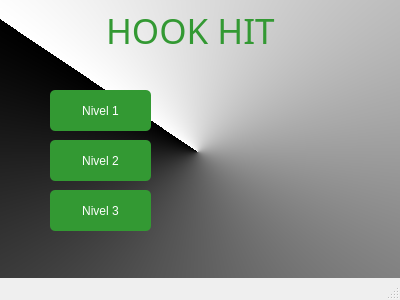
Qt form partidas.ui (javierjose1224/Proyecto_final) before a commit.
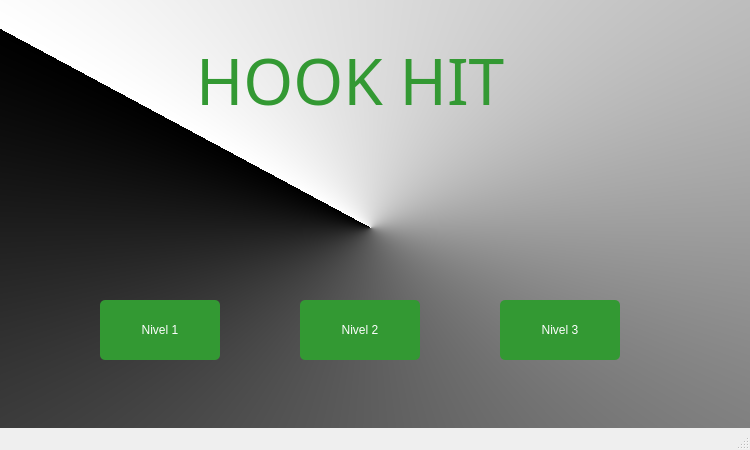
The same form after that commit. Icons and pictures are not drawn.

Patch:
```diff
--- a/partidas.ui
+++ b/partidas.ui
@@ -6,8 +6,8 @@
    <rect>
     <x>0</x>
     <y>0</y>
-    <width>400</width>
-    <height>300</height>
+    <width>750</width>
+    <height>450</height>
    </rect>
   </property>
   <property name="windowTitle">
@@ -17,10 +17,10 @@
    <widget class="QPushButton" name="pushButton">
     <property name="geometry">
      <rect>
-      <x>50</x>
-      <y>90</y>
-      <width>101</width>
-      <height>41</height>
+      <x>100</x>
+      <y>300</y>
+      <width>120</width>
+      <height>60</height>
      </rect>
     </property>
     <property name="styleSheet">
@@ -39,10 +39,10 @@
     </property>
     <property name="geometry">
      <rect>
-      <x>50</x>
-      <y>140</y>
-      <width>101</width>
-      <height>41</height>
+      <x>300</x>
+      <y>300</y>
+      <width>120</width>
+      <height>60</height>
      </rect>
     </property>
     <property name="styleSheet">
@@ -61,10 +61,10 @@
     </property>
     <property name="geometry">
      <rect>
-      <x>50</x>
-      <y>190</y>
-      <width>101</width>
-      <height>41</height>
+      <x>500</x>
+      <y>300</y>
+      <width>120</width>
+      <height>60</height>
      </rect>
     </property>
     <property name="styleSheet">
@@ -80,10 +80,10 @@
    <widget class="QLabel" name="label_4">
     <property name="geometry">
      <rect>
-      <x>60</x>
-      <y>10</y>
-      <width>281</width>
-      <height>41</height>
+      <x>150</x>
+      <y>20</y>
+      <width>451</width>
+      <height>121</height>
      </rect>
     </property>
     <property name="font">
@@ -104,7 +104,7 @@
 font: 75 26pt &quot;Segoe Script&quot;;</string>
     </property>
     <property name="text">
-     <string>HOOK HIT</string>
+     <string>&lt;html&gt;&lt;head/&gt;&lt;body&gt;&lt;p&gt;&lt;span style=&quot; font-size:48pt;&quot;&gt;HOOK HIT&lt;/span&gt;&lt;/p&gt;&lt;/body&gt;&lt;/html&gt;</string>
     </property>
    </widget>
    <widget class="QLabel" name="x_1">
@@ -113,8 +113,8 @@
     </property>
     <property name="geometry">
      <rect>
-      <x>130</x>
-      <y>140</y>
+      <x>540</x>
+      <y>280</y>
       <width>41</width>
       <height>41</height>
      </rect>
@@ -132,8 +132,8 @@
     </property>
     <property name="geometry">
      <rect>
-      <x>130</x>
-      <y>190</y>
+      <x>340</x>
+      <y>280</y>
       <width>41</width>
       <height>41</height>
      </rect>
@@ -148,10 +148,10 @@
    <widget class="QLabel" name="label">
     <property name="geometry">
      <rect>
-      <x>200</x>
+      <x>230</x>
       <y>120</y>
-      <width>141</width>
-      <height>91</height>
+      <width>301</width>
+      <height>181</height>
      </rect>
     </property>
     <property name="styleSheet">
@@ -166,8 +166,8 @@
      <rect>
       <x>0</x>
       <y>0</y>
-      <width>400</width>
-      <height>300</height>
+      <width>750</width>
+      <height>450</height>
      </rect>
     </property>
     <property name="styleSheet">
```
Left out of the diff: 5 changed lines with no effect on the pictures.
